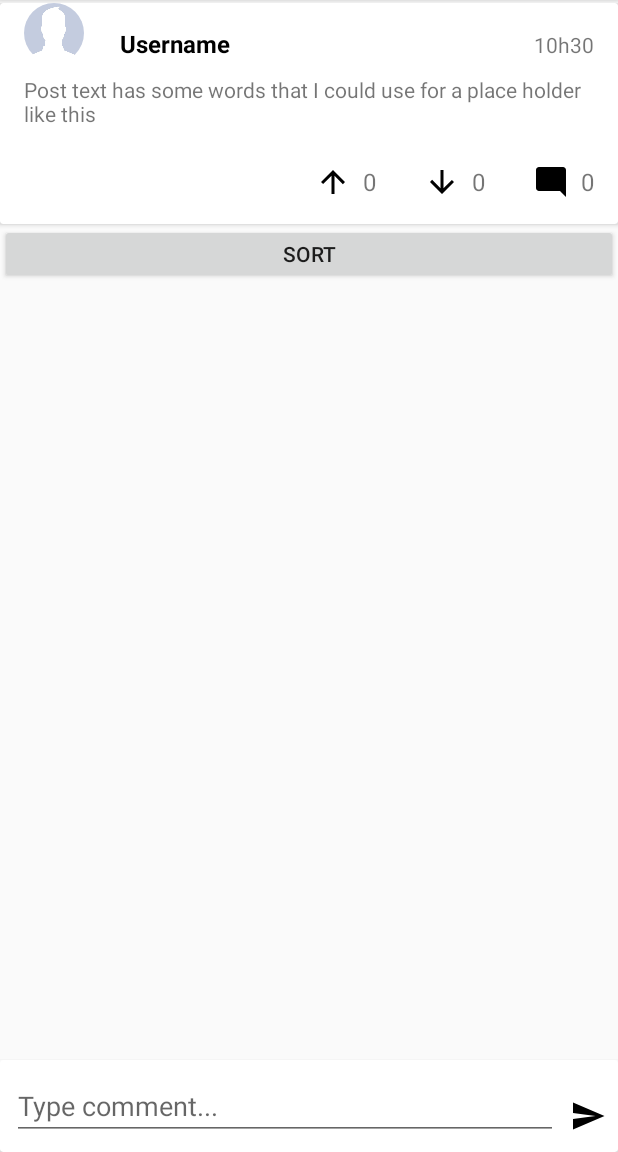
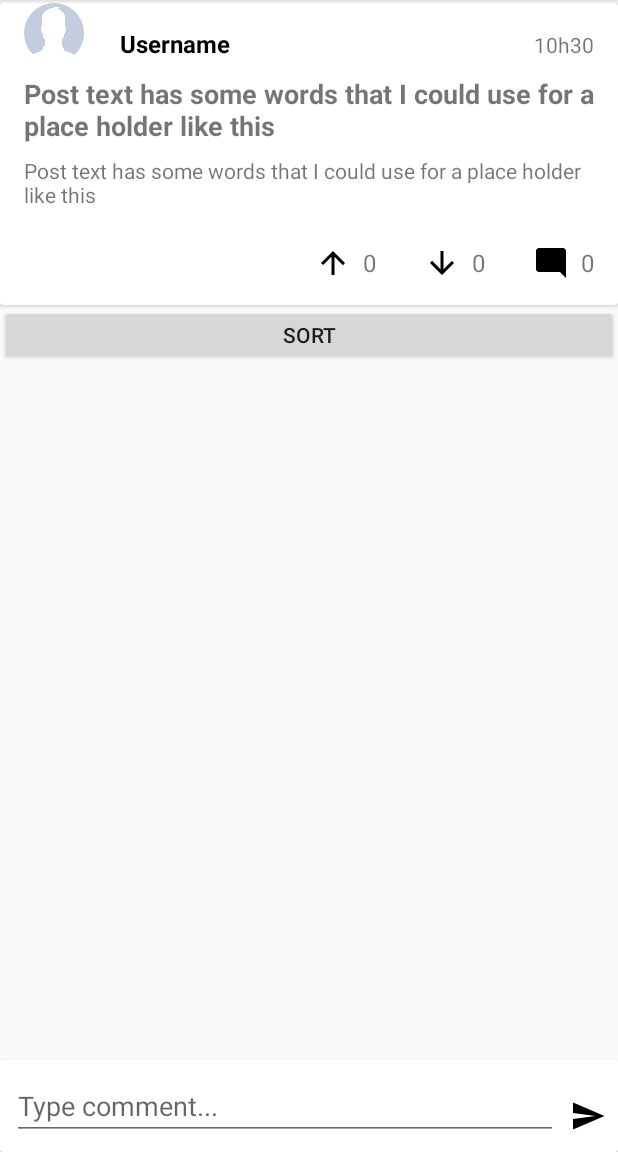
Before and after one commit to karyikgorgor/DiscussX2, an Android app: the InsidePostFragment screen opened directly, with no data from a screen before it, on a phone screen of 412 x 824 dp, the part 84-1236 px from its top. Run offline under Robolectric (Android 15) with nearby library versions, the light colour scheme and no system bars; our stand-ins replace CircleImageView, Firebase (no records; nobody signed in at launch, a user with empty details on screens opened directly); 9 statements that could not run were skipped.

Commit message:
Something hasnt fixed yet

```diff
--- a/app/src/main/java/com/fyp/discussx/ui/activities/dialogs/PostCreateDialog.java
+++ b/app/src/main/java/com/fyp/discussx/ui/activities/dialogs/PostCreateDialog.java
@@ -88,7 +88,7 @@ public class PostCreateDialog extends DialogFragment implements View.OnClickList
                         mPost.setReplyToComments(0);
                         mPost.setTimeCreated(System.currentTimeMillis());
                         mPost.setPostId(postId);
-                        mPost.setPostText(text);
+                      //  mPost.setPostText(text);
 
                         if (mSelectedUri != null) {
                             FirebaseUtils.getImageSRef()
--- a/app/src/main/java/com/fyp/discussx/ui/activities/fragments/GroupListFragment.java
+++ b/app/src/main/java/com/fyp/discussx/ui/activities/fragments/GroupListFragment.java
@@ -23,6 +23,7 @@ import com.fyp.discussx.R;
 import com.fyp.discussx.model.Group;
 import com.fyp.discussx.model.GroupNameAndId;
 import com.fyp.discussx.model.JoinGroup;
+import com.fyp.discussx.ui.activities.CreatePostActivity;
 import com.fyp.discussx.ui.activities.InsideGroup;
 import com.fyp.discussx.ui.activities.adapters.CustomAdapter;
 import com.fyp.discussx.utils.Constant;
@@ -111,6 +112,7 @@ public class GroupListFragment extends Fragment {
                 Intent intent = new Intent (getActivity(), InsideGroup.class);
                 intent.putExtra("groupName", groupNameClick);
                 intent.putExtra("groupId", groupIdClick);
+
                 startActivity(intent);
             }
         });
--- a/app/src/main/java/com/fyp/discussx/ui/activities/fragments/InsidePostFragment.java
+++ b/app/src/main/java/com/fyp/discussx/ui/activities/fragments/InsidePostFragment.java
@@ -384,12 +384,14 @@ public class InsidePostFragment extends Fragment implements View.OnClickListener
 
         TextView postNumLikesTextView = mRootView.findViewById(R.id.tv_upvotes);
         TextView postNumCommentsTextView = mRootView.findViewById(R.id.tv_comments);
-        TextView postTextTextView = mRootView.findViewById(R.id.tv_post_text);
+        TextView postTitleTextView = mRootView.findViewById(R.id.tv_post_title);
+        TextView postDescTextView = mRootView.findViewById(R.id.tv_post_desc);
 
 
         postOwnerUsernameTextView.setText(mPost.getUser().getUser());
         postTimeCreatedTextView.setText(DateUtils.getRelativeTimeSpanString(mPost.getTimeCreated()));
-        postTextTextView.setText(mPost.getPostText());
+        postTitleTextView.setText(mPost.getPostTitle());
+        postDescTextView.setText(mPost.getPostDesc());
         postNumLikesTextView.setText(String.valueOf(mPost.getNumLikes()));
         postNumCommentsTextView.setText(String.valueOf(mPost.getNumComments()));
 
--- a/app/src/main/res/layout/fragment_inside_group.xml
+++ b/app/src/main/res/layout/fragment_inside_group.xml
@@ -3,7 +3,7 @@
     xmlns:tools="http://schemas.android.com/tools"
     android:layout_width="match_parent"
     android:layout_height="match_parent"
-    tools:context="com.fyp.discussx.ui.activities.fragments.HomeFragment"
+    tools:context="com.fyp.discussx.ui.activities.fragments.InsideGroupFragment"
     tools:layout_editor_absoluteX="0dp"
     tools:layout_editor_absoluteY="81dp">
 
--- a/app/src/main/res/layout/layout_post.xml
+++ b/app/src/main/res/layout/layout_post.xml
@@ -44,7 +44,18 @@
     </LinearLayout>
 
     <TextView
-        android:id="@+id/tv_post_text"
+        android:id="@+id/tv_post_title"
+        android:layout_width="match_parent"
+        android:layout_height="wrap_content"
+        android:layout_marginBottom="8dp"
+        android:layout_marginLeft="16dp"
+        android:layout_marginRight="16dp"
+        android:text="Post text has some words that I could use for a place holder like this"
+        android:textSize="18sp"
+        android:textStyle="bold" />
+
+    <TextView
+        android:id="@+id/tv_post_desc"
         android:layout_width="match_parent"
         android:layout_height="wrap_content"
         android:layout_marginBottom="8dp"
```
Also changed, not shown: app/src/main/java/com/fyp/discussx/model/Post.java (+18 -12 lines), app/src/main/java/com/fyp/discussx/ui/activities/CreatePostActivity.java (+17 -5 lines), app/src/main/java/com/fyp/discussx/ui/activities/InsideGroup.java (+15 -2 lines), app/src/main/java/com/fyp/discussx/ui/activities/fragments/HomeFragment.java (+12 -5 lines), app/src/main/java/com/fyp/discussx/ui/activities/fragments/InsideGroupFragment.java (+14 -6 lines).
